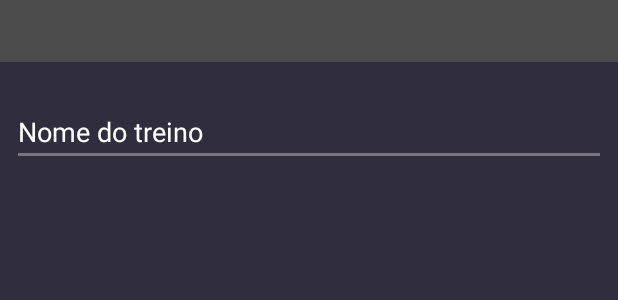
After one commit to newtonjin/hogym, an Android app: the layout activity_add_treino.xml on its own in the app's theme, with its tools: preview values and no code run, on a phone screen of 412 x 824 dp. The commit adds this screen. Shown: the top 300 px of the screen. Run offline under Robolectric (Android 15) with nearby library versions, the phone set to English and light mode, and no system bars.

Commit message:
Commit att

```diff
--- a/app/build.gradle
+++ b/app/build.gradle
@@ -28,7 +28,7 @@ dependencies {
     testImplementation 'junit:junit:4.12'
     androidTestImplementation 'com.android.support.test:runner:1.0.2'
     androidTestImplementation 'com.android.support.test.espresso:espresso-core:3.0.2'
-    compile 'com.android.support:design:27.1.1'
+    implementation 'com.android.support:design:27.1.1'
 }
 
 apply plugin: 'com.google.gms.google-services'
--- a/app/src/main/AndroidManifest.xml
+++ b/app/src/main/AndroidManifest.xml
@@ -19,7 +19,8 @@
             </intent-filter>
         </activity>
         <activity android:name=".LoginActivity" />
-        <activity android:name=".CadastroActivity"></activity>
+        <activity android:name=".CadastroActivity" />
+        <activity android:name=".AddTreinoActivity"></activity>
     </application>
 
 </manifest>
--- /dev/null
+++ b/app/src/main/res/layout/activity_add_treino.xml
@@ -0,0 +1,40 @@
+<?xml version="1.0" encoding="utf-8"?>
+<android.support.constraint.ConstraintLayout xmlns:android="http://schemas.android.com/apk/res/android"
+    xmlns:app="http://schemas.android.com/apk/res-auto"
+    xmlns:tools="http://schemas.android.com/tools"
+    android:layout_width="match_parent"
+    android:layout_height="match_parent"
+    tools:context=".AddTreinoActivity"
+    android:background="@color/colorPrimary"
+    >
+
+    <android.support.v7.widget.Toolbar
+        android:id="@+id/tlBar"
+        android:layout_width="match_parent"
+        android:layout_height="41dp"
+        android:layout_marginBottom="8dp"
+        android:background="#4c4b4b"
+        app:layout_constraintBottom_toBottomOf="parent"
+        app:layout_constraintEnd_toEndOf="parent"
+        app:layout_constraintHorizontal_bias="0.0"
+        app:layout_constraintStart_toStartOf="parent"
+        app:layout_constraintTop_toTopOf="parent"
+        app:layout_constraintVertical_bias="0.0"></android.support.v7.widget.Toolbar>
+
+    <EditText
+        android:id="@+id/txtNomeTreino"
+        android:layout_width="0dp"
+        android:layout_height="wrap_content"
+        android:layout_marginStart="8dp"
+        android:layout_marginTop="24dp"
+        android:layout_marginEnd="8dp"
+        android:ems="10"
+        android:hint="@string/txtNomeTreino"
+        android:inputType="textPersonName"
+        android:textColor="@color/branco"
+        android:textColorHint="@color/branco"
+        app:layout_constraintEnd_toEndOf="parent"
+        app:layout_constraintHorizontal_bias="0.503"
+        app:layout_constraintStart_toStartOf="parent"
+        app:layout_constraintTop_toBottomOf="@+id/tlBar" />
+</android.support.constraint.ConstraintLayout>
--- a/app/src/main/res/menu/menu_activity.xml
+++ b/app/src/main/res/menu/menu_activity.xml
@@ -3,6 +3,7 @@
     xmlns:android="http://schemas.android.com/apk/res/android">
 
     <item
+        android:id="@+id/btnAddTreino"
         android:icon="@mipmap/ic_add"
         android:title="@string/btnAdd"
         app:showAsAction="always" />
--- a/app/src/main/res/values/colors.xml
+++ b/app/src/main/res/values/colors.xml
@@ -2,6 +2,6 @@
 <resources>
     <color name="colorPrimary">#2f2d3e</color>
     <color name="colorPrimaryDark">#272936</color>
-    <color name="colorAccent">#FF4081</color>
+    <color name="colorAccent">#7d747f</color>
     <color name="branco">#ffffff</color>
 </resources>
--- a/app/src/main/res/values/strings.xml
+++ b/app/src/main/res/values/strings.xml
@@ -11,5 +11,6 @@
     <string name="btnCriarConta">Criar nova conta</string>
     <string name="btnJaPossuiConta">Já está cadastrado ?</string>
     <string name="txtConfirmaSenha">Confirmar senha</string>
+    <string name="txtNomeTreino">Nome do treino</string>
 
 </resources>
```
Also changed, not shown: app/src/main/java/com/hog/newto/pf2/AddTreinoActivity.java (added, +57 -0 lines), app/src/main/java/com/hog/newto/pf2/TreinosActivity.java (+12 -1 lines).
